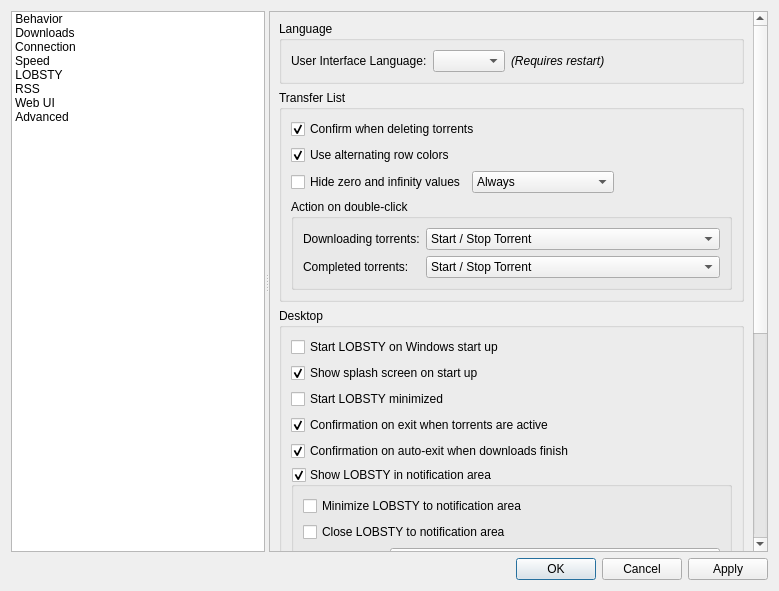
This is qBittorrent-4_1_x/src/gui/optionsdialog.ui in somnathbghule/qt as Qt 5 draws it before an edit. The edited form follows.
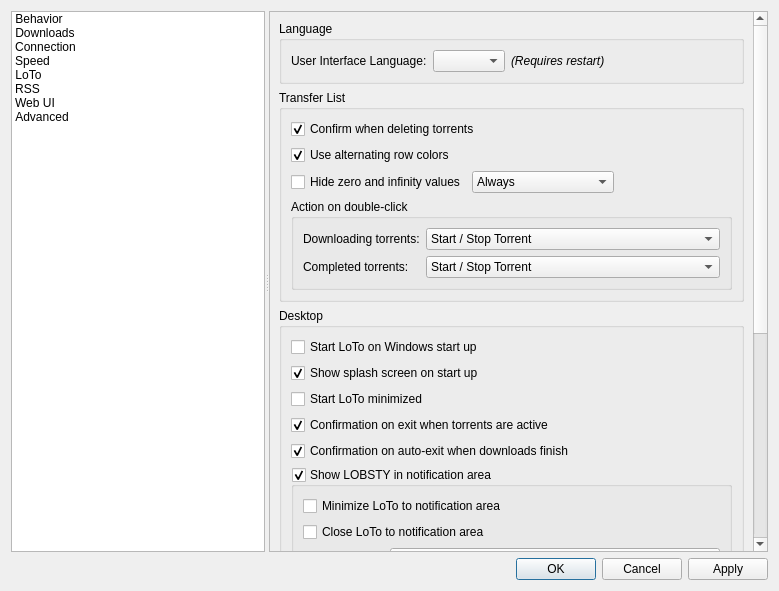
This is the edited form. The open tabs and pages were chosen to show the change. Custom widgets are drawn as their Qt base class.

Commit message: String replace from LOBSTY to LoTo

What changed in the file:
```diff
--- a/qBittorrent-4_1_x/src/gui/optionsdialog.ui
+++ b/qBittorrent-4_1_x/src/gui/optionsdialog.ui
@@ -69,7 +69,7 @@
       </item>
       <item>
        <property name="text">
-        <string>LOBSTY</string>
+        <string>LoTo</string>
        </property>
       </item>
       <item>
@@ -346,7 +346,7 @@
                <item>
                 <widget class="QCheckBox" name="checkStartup">
                  <property name="text">
-                  <string>Start LOBSTY on Windows start up</string>
+                  <string>Start LoTo on Windows start up</string>
                  </property>
                 </widget>
                </item>
@@ -363,7 +363,7 @@
                <item>
                 <widget class="QCheckBox" name="checkStartMinimized">
                  <property name="text">
-                  <string>Start LOBSTY minimized</string>
+                  <string>Start LoTo minimized</string>
                  </property>
                 </widget>
                </item>
@@ -399,7 +399,7 @@
                   <item>
                    <widget class="QCheckBox" name="checkMinimizeToSysTray">
                     <property name="text">
-                     <string>Minimize LOBSTY to notification area</string>
+                     <string>Minimize LoTo to notification area</string>
                     </property>
                     <property name="checked">
                      <bool>false</bool>
@@ -409,7 +409,7 @@
                   <item>
                    <widget class="QCheckBox" name="checkCloseToSystray">
                     <property name="text">
-                     <string comment="i.e: The systray tray icon will still be visible when closing the main window.">Close LOBSTY to notification area</string>
+                     <string comment="i.e: The systray tray icon will still be visible when closing the main window.">Close LoTo to notification area</string>
                     </property>
                    </widget>
                   </item>
```
Left out of the diff: 18 changed lines with no effect on the pictures. The commit also changes 23 other files.
